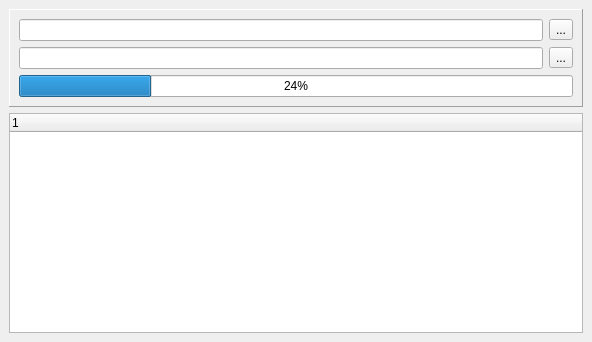
Before: the Qt Designer form src/ui/main_window.ui in pombredanne/yaragui, drawn with Qt 5.
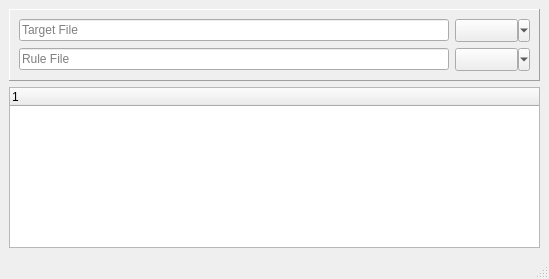
After: the same form once the commit is applied.

Commit message: Sending loaded rules to the UI.

```diff
--- a/src/ui/main_window.ui
+++ b/src/ui/main_window.ui
@@ -6,8 +6,8 @@
    <rect>
     <x>0</x>
     <y>0</y>
-    <width>592</width>
-    <height>342</height>
+    <width>549</width>
+    <height>279</height>
    </rect>
   </property>
   <property name="windowTitle">
@@ -27,12 +27,25 @@
        <item>
         <layout class="QHBoxLayout" name="horizontalLayout">
          <item>
-          <widget class="QLineEdit" name="targetPath"/>
+          <widget class="QLineEdit" name="targetPath">
+           <property name="placeholderText">
+            <string>Target File</string>
+           </property>
+          </widget>
          </item>
          <item>
-          <widget class="QToolButton" name="targetBrowse">
-           <property name="text">
-            <string>...</string>
+          <widget class="QToolButton" name="targetButton">
+           <property name="minimumSize">
+            <size>
+             <width>75</width>
+             <height>0</height>
+            </size>
+           </property>
+           <property name="popupMode">
+            <enum>QToolButton::MenuButtonPopup</enum>
+           </property>
+           <property name="toolButtonStyle">
+            <enum>Qt::ToolButtonIconOnly</enum>
            </property>
           </widget>
          </item>
@@ -41,24 +54,30 @@
        <item>
         <layout class="QHBoxLayout" name="horizontalLayout_2">
          <item>
-          <widget class="QLineEdit" name="rulesPath"/>
+          <widget class="QLineEdit" name="rulesPath">
+           <property name="placeholderText">
+            <string>Rule File</string>
+           </property>
+          </widget>
          </item>
          <item>
-          <widget class="QToolButton" name="rulesBrowse">
-           <property name="text">
-            <string>...</string>
+          <widget class="QToolButton" name="ruleButton">
+           <property name="minimumSize">
+            <size>
+             <width>75</width>
+             <height>0</height>
+            </size>
+           </property>
+           <property name="popupMode">
+            <enum>QToolButton::MenuButtonPopup</enum>
+           </property>
+           <property name="toolButtonStyle">
+            <enum>Qt::ToolButtonIconOnly</enum>
            </property>
           </widget>
          </item>
         </layout>
        </item>
-       <item>
-        <widget class="QProgressBar" name="progress">
-         <property name="value">
-          <number>24</number>
-         </property>
-        </widget>
-       </item>
       </layout>
      </widget>
     </item>
@@ -73,6 +92,7 @@
     </item>
    </layout>
   </widget>
+  <widget class="QStatusBar" name="statusBar"/>
  </widget>
  <resources/>
  <connections/>
```
The commit also changes 7 other files.
